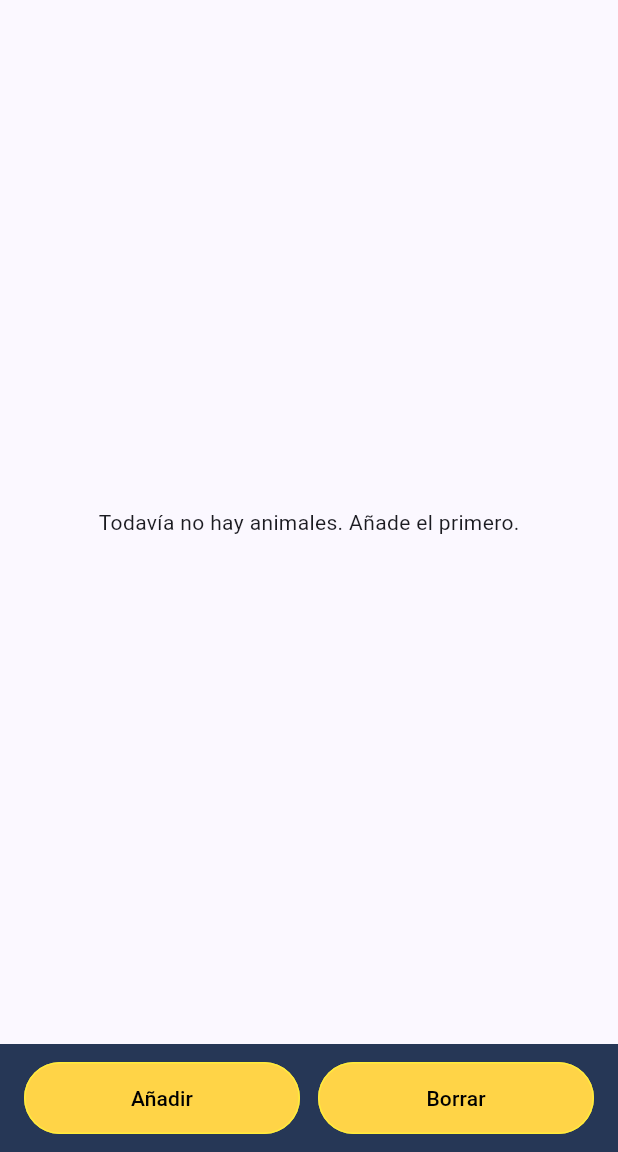
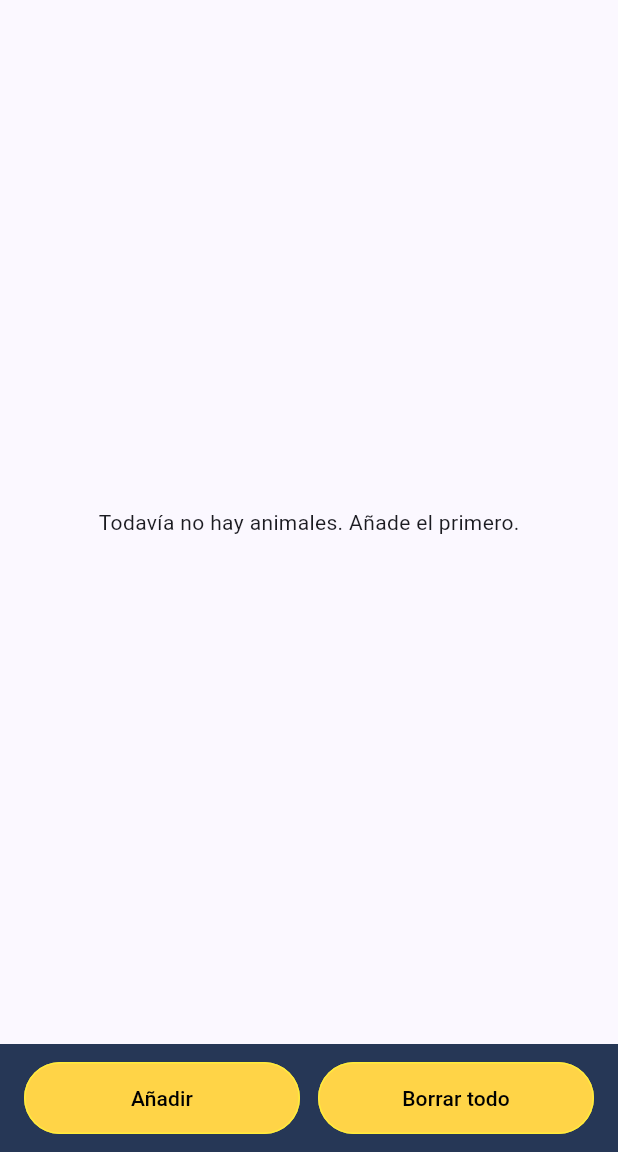
Before and after one commit to Kilian-Salesianos/pgl_p2_myportfolio, a Flutter app: the AnimalCrudScreen screen opened by its route, on a phone screen of 412 x 824 dp, the part 84-1236 px from its top. Run offline on Flutter 3.47's test engine with Material 3 defaults, Android fonts, the phone set to English and light mode, and no system bars; our stand-ins replace go_router, qr_flutter.

Commit message:
Cambiamos boton borrar a borrar todos

```diff
--- a/lib/screens/animal_crud_screen.dart
+++ b/lib/screens/animal_crud_screen.dart
@@ -145,7 +145,7 @@ class _AnimalCrudScreenState extends State<AnimalCrudScreen> {
               const SizedBox(width: 12),
               Expanded(
                 child: PortfolioFooterButton(
-                  label: 'Borrar',
+                  label: 'Borrar todo',
                   onPressed: _deleteAllAnimals,
                 ),
               ),
```
